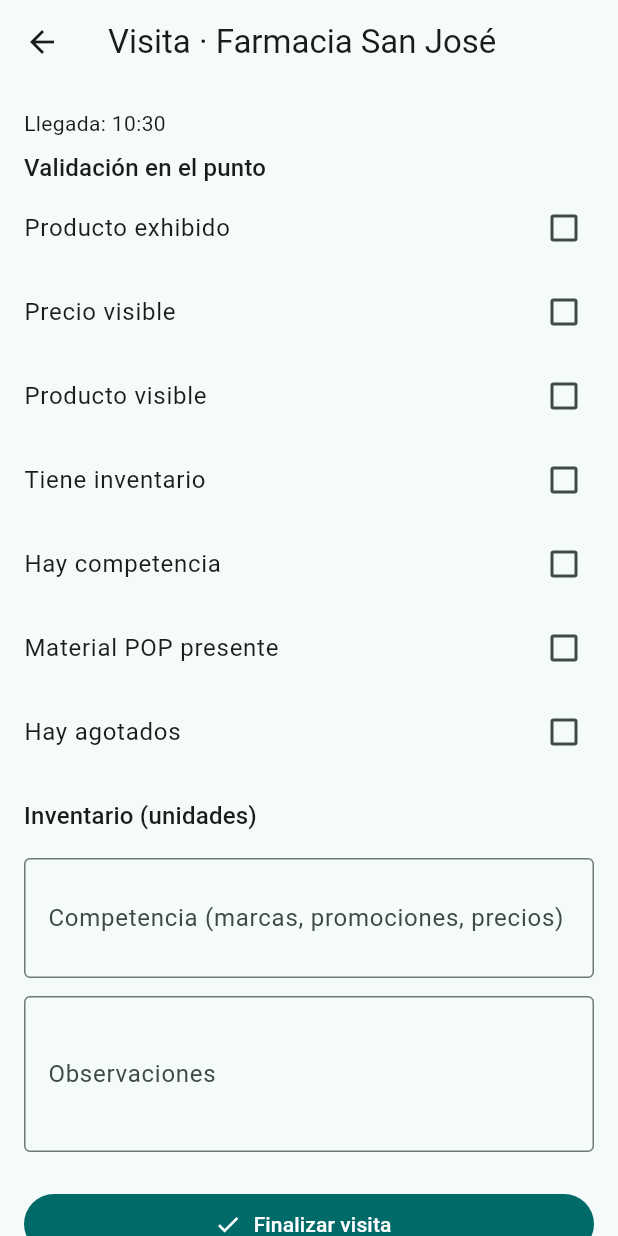
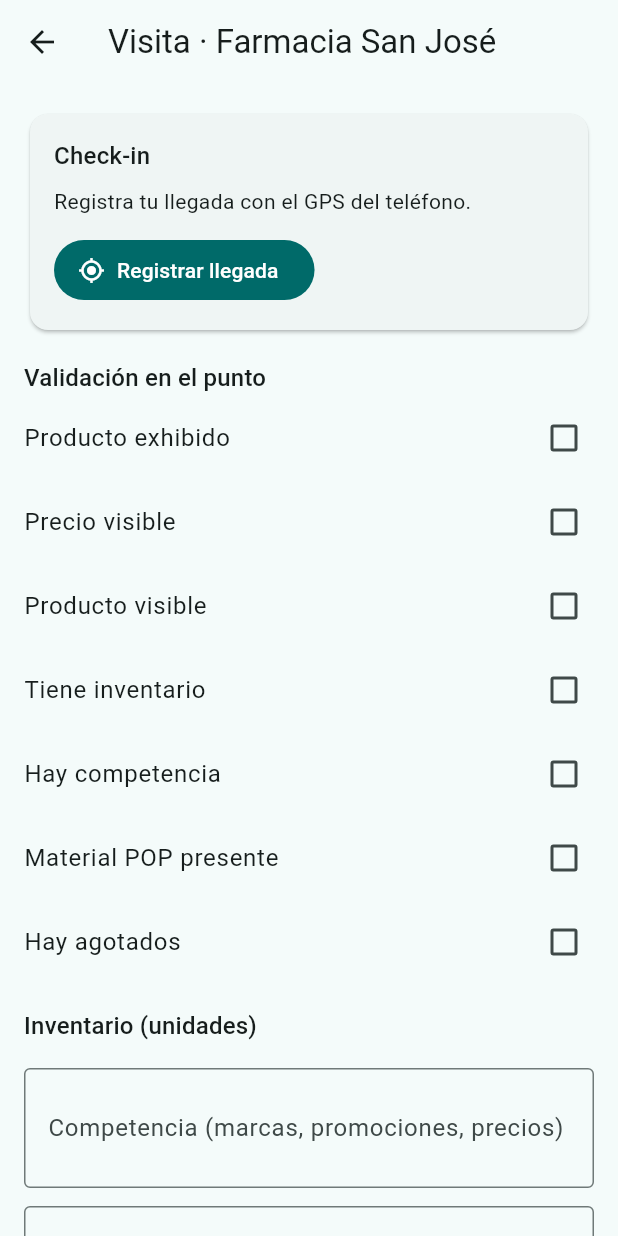
Before and after one commit to MartinEduardoContreras/transferencista, a Flutter app: the VisitScreen screen opened directly with sample values from the repository, on a phone screen of 412 x 824 dp. Run offline on Flutter 3.47's test engine with Material 3 defaults, Android fonts, the phone set to English and light mode, and no system bars; our stand-ins replace geolocator, material_ui.

Commit message:
Agrega check-in y check-out con GPS en la visita
Usa geolocator con permisos de ubicacion en Android e iOS. El check-out
es obligatorio para guardar la visita. Incluye pruebas con un doble del
servicio de ubicacion.

Co-Authored-By: Claude Haiku 5.5 <noreply@anthropic.com>

```diff
--- a/lib/app.dart
+++ b/lib/app.dart
@@ -1,12 +1,18 @@
 import 'package:material_ui/material_ui.dart';
 
 import 'data/app_repository.dart';
+import 'services/location_service.dart';
 import 'screens/home_screen.dart';
 
 class TransferencistaApp extends StatelessWidget {
-  const TransferencistaApp({super.key, required this.repository});
+  const TransferencistaApp({
+    super.key,
+    required this.repository,
+    required this.locationService,
+  });
 
   final AppRepository repository;
+  final LocationService locationService;
 
   @override
   Widget build(BuildContext context) {
@@ -14,7 +20,7 @@ class TransferencistaApp extends StatelessWidget {
       title: 'Transferencista',
       debugShowCheckedModeBanner: false,
       theme: buildTheme(),
-      home: HomeScreen(repository: repository),
+      home: HomeScreen(repository: repository, locationService: locationService),
     );
   }
 }
--- /dev/null
+++ b/lib/models/geo_point.dart
@@ -0,0 +1,19 @@
+/// Coordenada GPS registrada en el check-in o check-out de una visita.
+class GeoPoint {
+  const GeoPoint({
+    required this.latitude,
+    required this.longitude,
+    required this.accuracyMeters,
+  });
+
+  final double latitude;
+  final double longitude;
+
+  /// Precisión reportada por el dispositivo, en metros.
+  final double accuracyMeters;
+
+  /// Texto corto para mostrar en pantalla: 4.60971, -74.08175 (±12 m)
+  String get label =>
+      '${latitude.toStringAsFixed(5)}, ${longitude.toStringAsFixed(5)} '
+      '(±${accuracyMeters.round()} m)';
+}
--- a/lib/models/visit.dart
+++ b/lib/models/visit.dart
@@ -1,3 +1,5 @@
+import 'geo_point.dart';
+
 /// Ítems del checklist de validación en el punto de venta (paso 3 del proceso).
 enum PointOfSaleCheck {
   productDisplayed('Producto exhibido'),
@@ -24,12 +26,20 @@ class Visit {
     required this.inventory,
     this.competitors = '',
     this.notes = '',
+    this.checkIn,
+    this.checkOut,
   });
 
   final String id;
   final String pharmacyId;
+
+  /// Hora del check-in (llegada). Coincide con la ubicación de [checkIn].
   final DateTime arrival;
   final DateTime departure;
+
+  /// Ubicación GPS al llegar y al salir de la farmacia.
+  final GeoPoint? checkIn;
+  final GeoPoint? checkOut;
 
   /// Checks marcados como cumplidos durante la visita.
   final Set<PointOfSaleCheck> checks;
--- a/lib/screens/pharmacy_detail_screen.dart
+++ b/lib/screens/pharmacy_detail_screen.dart
@@ -3,6 +3,7 @@ import 'package:material_ui/material_ui.dart';
 import '../data/app_repository.dart';
 import '../models/pharmacy.dart';
 import '../models/visit.dart';
+import '../services/location_service.dart';
 import '../utils/format.dart';
 import '../widgets/info_section.dart';
 import 'visit_screen.dart';
@@ -13,10 +14,12 @@ class PharmacyDetailScreen extends StatefulWidget {
     super.key,
     required this.repository,
     required this.pharmacy,
+    required this.locationService,
   });
 
   final AppRepository repository;
   final Pharmacy pharmacy;
+  final LocationService locationService;
 
   @override
   State<PharmacyDetailScreen> createState() => _PharmacyDetailScreenState();
@@ -29,6 +32,7 @@ class _PharmacyDetailScreenState extends State<PharmacyDetailScreen> {
         builder: (_) => VisitScreen(
           repository: widget.repository,
           pharmacy: widget.pharmacy,
+          locationService: widget.locationService,
         ),
       ),
     );
--- a/lib/screens/visit_screen.dart
+++ b/lib/screens/visit_screen.dart
@@ -1,30 +1,38 @@
 import 'package:material_ui/material_ui.dart';
 
 import '../data/app_repository.dart';
+import '../models/geo_point.dart';
 import '../models/pharmacy.dart';
 import '../models/visit.dart';
+import '../services/location_service.dart';
 import '../utils/format.dart';
 
-/// Registro de la visita: checklist del punto, inventario, competencia y notas.
+/// Registro de la visita: check-in GPS, checklist del punto, inventario,
+/// competencia y notas. El check-out GPS se pide al finalizar.
 ///
 /// Pendiente para fases siguientes (ver docs/FASES.md):
-/// GPS de check-in/check-out, fotos antes/después, pedido sugerido y firma.
+/// fotos antes/después, pedido sugerido, firma y validación de distancia.
 class VisitScreen extends StatefulWidget {
   const VisitScreen({
     super.key,
     required this.repository,
     required this.pharmacy,
+    required this.locationService,
   });
 
   final AppRepository repository;
   final Pharmacy pharmacy;
+  final LocationService locationService;
 
   @override
   State<VisitScreen> createState() => _VisitScreenState();
 }
 
 class _VisitScreenState extends State<VisitScreen> {
-  final DateTime _arrival = DateTime.now();
+  DateTime? _arrival;
+  GeoPoint? _checkIn;
+  bool _busy = false;
+
   final Set<PointOfSaleCheck> _checks = {};
   late final Map<String, TextEditingController> _inventory = {
     for (final product in widget.repository.portfolio)
@@ -43,6 +51,63 @@ class _VisitScreenState extends State<VisitScreen> {
     super.dispose();
   }
 
+  void _showError(LocationFailure failure) {
+    ScaffoldMessenger.of(context).showSnackBar(
+      SnackBar(content: Text(locationFailureMessage(failure))),
+    );
+  }
+
+  Future<LocationResult> _readLocation() async {
+    setState(() => _busy = true);
+    final result = await widget.locationService.currentPosition();
+    if (mounted) setState(() => _busy = false);
+    return result;
+  }
+
+  Future<void> _doCheckIn() async {
+    final result = await _readLocation();
+    if (!mounted) return;
+    if (result.isSuccess) {
+      setState(() {
+        _arrival = DateTime.now();
+        _checkIn = result.point;
+      });
+    } else {
+      _showError(result.failure!);
+    }
+  }
+
+  Future<void> _finish() async {
+    final result = await _readLocation();
+    if (!mounted) return;
+    if (!result.isSuccess) {
+      // Sin check-out no se guarda la visita: la ubicación de salida es evidencia.
+      _showError(result.failure!);
+      return;
+    }
+
+    final inventory = <String, int>{};
+    _inventory.forEach((product, controller) {
+      final units = int.tryParse(controller.text.trim());
+      if (units != null) inventory[product] = units;
+    });
+
+    final visit = Visit(
+      id: DateTime.now().microsecondsSinceEpoch.toString(),
+      pharmacyId: widget.pharmacy.id,
+      arrival: _arrival!,
+      departure: DateTime.now(),
+      checks: Set.of(_checks),
+      inventory: inventory,
+      competitors: _competitors.text.trim(),
+      notes: _notes.text.trim(),
+      checkIn: _checkIn,
+      checkOut: result.point,
+    );
+    widget.repository.saveVisit(visit);
+    Navigator.of(context).pop(true);
+  }
+
   void _toggle(PointOfSaleCheck check, bool? value) {
     setState(() {
       if (value == true) {
@@ -53,40 +118,40 @@ class _VisitScreenState extends State<VisitScreen> {
     });
   }
 
-  void _finish() {
-    final inventory = <String, int>{};
-    _inventory.forEach((product, controller) {
-      final units = int.tryParse(controller.text.trim());
-      if (units != null) inventory[product] = units;
-    });
-
-    final visit = Visit(
-      id: DateTime.now().microsecondsSinceEpoch.toString(),
-      pharmacyId: widget.pharmacy.id,
-      arrival: _arrival,
-      departure: DateTime.now(),
-      checks: Set.of(_checks),
-      inventory: inventory,
-      competitors: _competitors.text.trim(),
-      notes: _notes.text.trim(),
-    );
-    widget.repository.saveVisit(visit);
-    Navigator.of(context).pop(true);
-  }
-
   @override
   Widget build(BuildContext context) {
     final theme = Theme.of(context);
+    final checkedIn = _checkIn != null;
+
     return Scaffold(
       appBar: AppBar(title: Text('Visita · ${widget.pharmacy.name}')),
       body: ListView(
         padding: const EdgeInsets.all(16),
         children: [
-          Text(
-            'Llegada: ${formatTime(_arrival)}',
-            style: theme.textTheme.bodyMedium,
+          Card(
+            child: Padding(
+              padding: const EdgeInsets.all(16),
+              child: Column(
+                crossAxisAlignment: CrossAxisAlignment.start,
+                children: [
+                  Text('Check-in', style: theme.textTheme.titleMedium),
+                  const SizedBox(height: 8),
+                  if (checkedIn) ...[
+                    Text('Llegada: ${formatTime(_arrival!)}'),
+                    Text('Ubicación: ${_checkIn!.label}'),
+                  ] else
+                    const Text('Registra tu llegada con el GPS del teléfono.'),
+                  const SizedBox(height: 12),
+                  FilledButton.icon(
+                    onPressed: _busy || checkedIn ? null : _doCheckIn,
+                    icon: const Icon(Icons.my_location),
+                    label: Text(checkedIn ? 'Llegada registrada' : 'Registrar llegada'),
+                  ),
+                ],
+              ),
+            ),
           ),
-          const SizedBox(height: 8),
+          const SizedBox(height: 16),
           Text('Validación en el punto', style: theme.textTheme.titleMedium),
           for (final check in PointOfSaleCheck.values)
             CheckboxListTile(
@@ -130,9 +195,9 @@ class _VisitScreenState extends State<VisitScreen> {
           ),
           const SizedBox(height: 24),
           FilledButton.icon(
-            onPressed: _finish,
+            onPressed: _busy || !checkedIn ? null : _finish,
             icon: const Icon(Icons.check),
-            label: const Text('Finalizar visita'),
+            label: Text(_busy ? 'Obteniendo ubicación…' : 'Finalizar visita'),
           ),
         ],
       ),
--- /dev/null
+++ b/lib/services/location_service.dart
@@ -0,0 +1,40 @@
+import '../models/geo_point.dart';
+
+/// Motivos por los que no se pudo obtener la ubicación.
+enum LocationFailure {
+  servicesDisabled,
+  permissionDenied,
+  permissionDeniedForever,
+  unavailable,
+}
+
+/// Resultado de pedir la ubicación: una coordenada o un motivo de fallo.
+class LocationResult {
+  const LocationResult.success(GeoPoint this.point) : failure = null;
+  const LocationResult.failure(LocationFailure this.failure) : point = null;
+
+  final GeoPoint? point;
+  final LocationFailure? failure;
+
+  bool get isSuccess => point != null;
+}
+
+/// Abstracción del GPS. La implementación real usa el paquete de geolocalización;
+/// en pruebas se usa un doble que devuelve resultados fijos.
+abstract class LocationService {
+  Future<LocationResult> currentPosition();
+}
+
+/// Mensaje en español para mostrar al usuario según el fallo.
+String locationFailureMessage(LocationFailure failure) {
+  switch (failure) {
+    case LocationFailure.servicesDisabled:
+      return 'Activa el GPS del teléfono para registrar la ubicación.';
+    case LocationFailure.permissionDenied:
+      return 'Necesitamos permiso de ubicación para el check-in.';
+    case LocationFailure.permissionDeniedForever:
+      return 'El permiso de ubicación está bloqueado. Actívalo en los ajustes del teléfono.';
+    case LocationFailure.unavailable:
+      return 'No pudimos obtener tu ubicación. Intenta de nuevo en un lugar con mejor señal.';
+  }
+}
--- a/pubspec.yaml
+++ b/pubspec.yaml
@@ -9,6 +9,7 @@ environment:
 dependencies:
   flutter:
     sdk: flutter
+  geolocator: ^14.1.2
   material_ui: ^1.1.0
 
 dev_dependencies:
```
Also changed, not shown: lib/main.dart (+7 -1 lines), lib/screens/home_screen.dart (+8 -1 lines), lib/services/geolocator_location_service.dart (added, +47 -0 lines), pubspec.lock, 5 other files.
